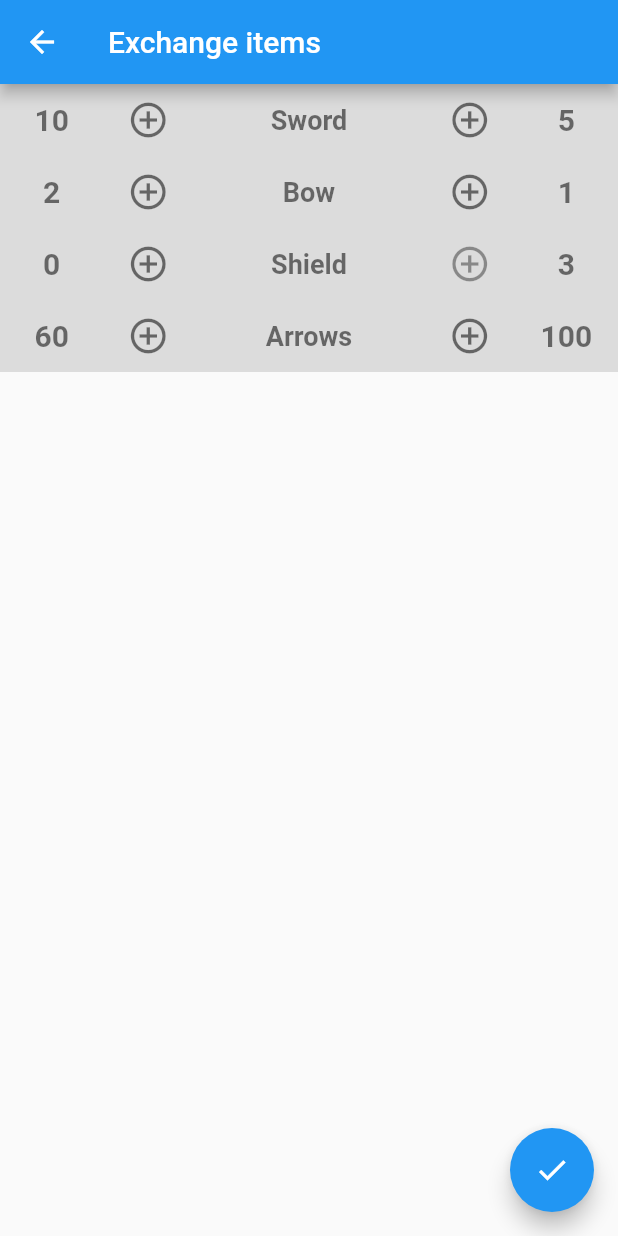
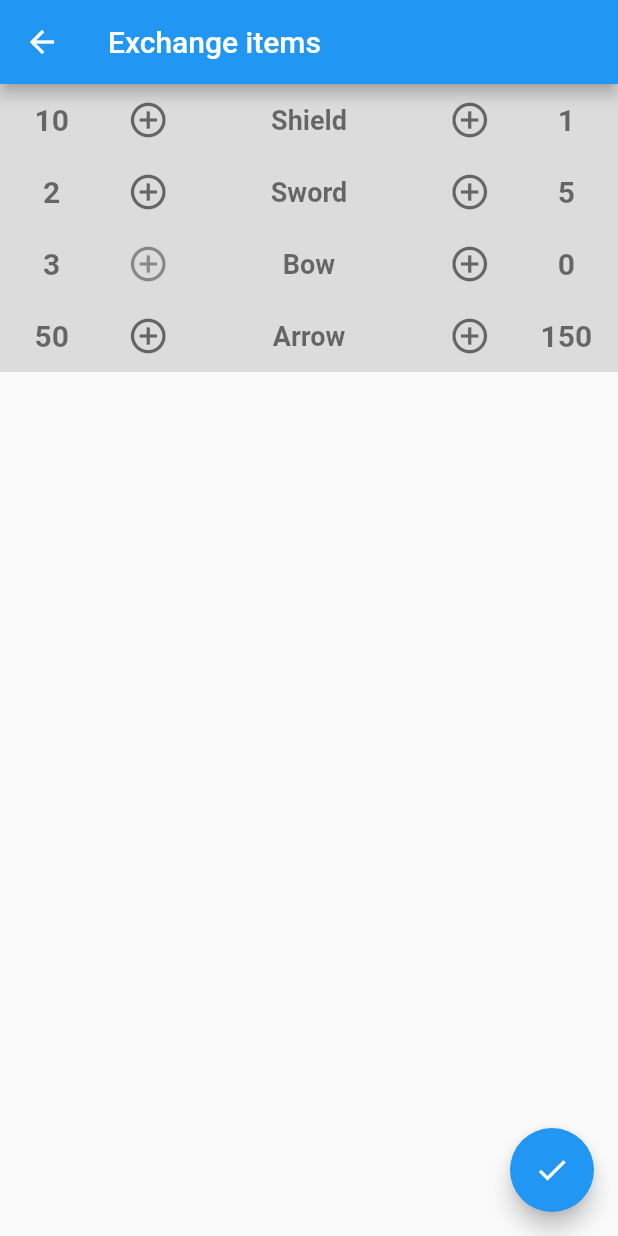
Before and after one commit to inadicis/BPFlutterPrototype, a Flutter app: the screen it shows after launch, after a tap on the "add" icon, on a phone screen of 412 x 824 dp. Run offline on Flutter 3.47's test engine with Material 2 defaults, Android fonts, the phone set to English and light mode, and no system bars.

Commit message:
coded data in maps, exchangePage and inventoryPage addapt to this maps

```diff
--- a/lib/exchangePage.dart
+++ b/lib/exchangePage.dart
@@ -3,37 +3,34 @@ import 'package:flutter/material.dart';
 import './exchangeRow.dart';
 
 class ExchangePage extends StatelessWidget {
+  Map<String, int> leftInventory;
+  Map<String, int> rightInventory;
 
+  ExchangePage(Map<String, int> leftInventory, Map<String, int> rightInventory){
+    // makes sure both maps have the same keys
+    this.leftInventory = leftInventory;
+    rightInventory.forEach((key, value) {
+      this.leftInventory[key] ??= 0;
+    });
+    this.rightInventory = rightInventory;
+    this.leftInventory.forEach((key, value) {
+      this.rightInventory[key] ??= 0;
+    });
+  }
 
   @override
   Widget build(BuildContext context) {
+    List<Widget> rows = [];
+    leftInventory.forEach((key, value) {
+      rows.add(ExchangeRow(itemName: key, initialLeftAmount: value, initialRightAmount: rightInventory[key],));
+    });
+
     return Scaffold(
       appBar: AppBar(
         title: Text('Exchange items'),
       ),
       body: Column(
-        children: [
-          ExchangeRow(
-            itemName: 'Sword',
-            initialLeftAmount: 10,
-            initialRightAmount: 5,
-          ),
-          ExchangeRow(
-            itemName: 'Bow',
-            initialLeftAmount: 2,
-            initialRightAmount: 1,
-          ),
-          ExchangeRow(
-            itemName: 'Shield',
-            initialLeftAmount: 0,
-            initialRightAmount: 3,
-          ),
-          ExchangeRow(
-            itemName: 'Arrows',
-            initialLeftAmount: 60,
-            initialRightAmount: 100,
-          ),
-        ],
+        children: rows
       ),
       floatingActionButton: FloatingActionButton(
         onPressed: null,
--- a/lib/main.dart
+++ b/lib/main.dart
@@ -30,22 +30,27 @@ class MyHomePage extends StatefulWidget {
 }
 
 class _MyHomePageState extends State<MyHomePage> {
-  int _counter = 0;
-
-  void _incrementCounter() {
-    setState(() {
-      _counter++;
-    });
-  }
+  final responseJsonInventory1 = {
+    'Shield': 10,
+    'Sword': 2,
+    'Bow': 3,
+    'Arrow': 50,
+  };
+  final responseJsonInventory2 = {
+    'Shield': 1,
+    'Sword': 5,
+    'Bow': 0,
+    'Arrow': 150,
+  };
 
   void _openExchangePage() {
     Navigator.of(context)
-        .push(MaterialPageRoute(builder: (context) => ExchangePage()));
+        .push(MaterialPageRoute(builder: (context) => ExchangePage(responseJsonInventory1, responseJsonInventory2)));
   }
 
   void _openInventoryPage() {
     Navigator.of(context)
-        .push(MaterialPageRoute(builder: (context) => InventoryPage()));
+        .push(MaterialPageRoute(builder: (context) => InventoryPage(responseJsonInventory1)));
   }
 
   @override
@@ -65,7 +70,7 @@ class _MyHomePageState extends State<MyHomePage> {
               'You have pushed the button this many times:',
             ),
             Text(
-              '$_counter',
+              'Welcome',
               style: Theme.of(context).textTheme.headline4,
             ),
           ],
```
Also changed, not shown: lib/inventoryPage.dart (+11 -22 lines).
